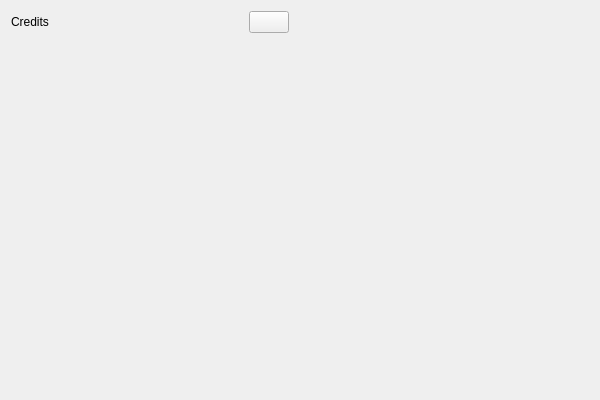
Old version of the form ui/credits.ui in the repository GiaFil7/esc_app.
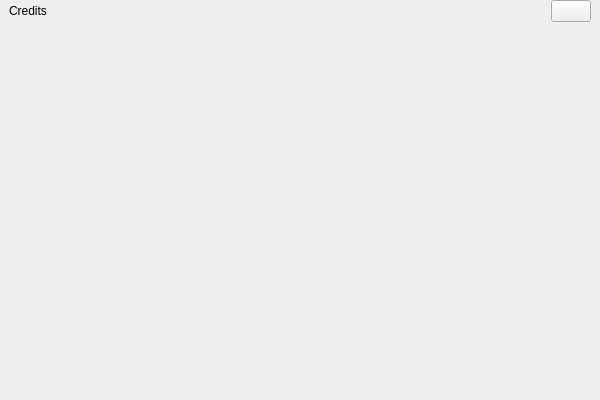
New version of the form. Icons and pictures are not drawn.

Commit message: More credits menu styling

```diff
--- a/ui/credits.ui
+++ b/ui/credits.ui
@@ -19,7 +19,22 @@
   <property name="windowTitle">
    <string>Form</string>
   </property>
+  <property name="styleSheet">
+   <string notr="true"/>
+  </property>
   <layout class="QVBoxLayout" name="vertical_layout">
+   <property name="leftMargin">
+    <number>9</number>
+   </property>
+   <property name="topMargin">
+    <number>0</number>
+   </property>
+   <property name="rightMargin">
+    <number>9</number>
+   </property>
+   <property name="bottomMargin">
+    <number>0</number>
+   </property>
    <item>
     <layout class="QHBoxLayout" name="top_layout">
      <property name="spacing">
@@ -27,6 +42,12 @@
      </property>
      <item>
       <widget class="QLabel" name="title_label">
+       <property name="sizePolicy">
+        <sizepolicy hsizetype="Fixed" vsizetype="Preferred">
+         <horstretch>0</horstretch>
+         <verstretch>0</verstretch>
+        </sizepolicy>
+       </property>
        <property name="text">
         <string>Credits</string>
        </property>
@@ -38,11 +59,11 @@
         <enum>Qt::Orientation::Horizontal</enum>
        </property>
        <property name="sizeType">
-        <enum>QSizePolicy::Policy::Fixed</enum>
+        <enum>QSizePolicy::Policy::Expanding</enum>
        </property>
        <property name="sizeHint" stdset="0">
         <size>
-         <width>200</width>
+         <width>1</width>
          <height>20</height>
         </size>
        </property>
@@ -65,19 +86,6 @@
        </property>
       </widget>
      </item>
-     <item>
-      <spacer name="spacer_right">
-       <property name="orientation">
-        <enum>Qt::Orientation::Horizontal</enum>
-       </property>
-       <property name="sizeHint" stdset="0">
-        <size>
-         <width>40</width>
-         <height>20</height>
-        </size>
-       </property>
-      </spacer>
-     </item>
     </layout>
    </item>
    <item>
@@ -85,6 +93,9 @@
      <property name="frameShape">
       <enum>QFrame::Shape::NoFrame</enum>
      </property>
+     <property name="lineWidth">
+      <number>0</number>
+     </property>
      <property name="sizeAdjustPolicy">
       <enum>QAbstractScrollArea::SizeAdjustPolicy::AdjustToContents</enum>
      </property>
@@ -100,7 +111,7 @@
         <x>0</x>
         <y>0</y>
         <width>582</width>
-        <height>350</height>
+        <height>368</height>
        </rect>
       </property>
       <widget class="QLabel" name="text_label">
@@ -122,7 +133,7 @@
         <string/>
        </property>
        <property name="margin">
-        <number>5</number>
+        <number>10</number>
        </property>
        <property name="openExternalLinks">
         <bool>true</bool>
```
The commit also changes 2 other files.
